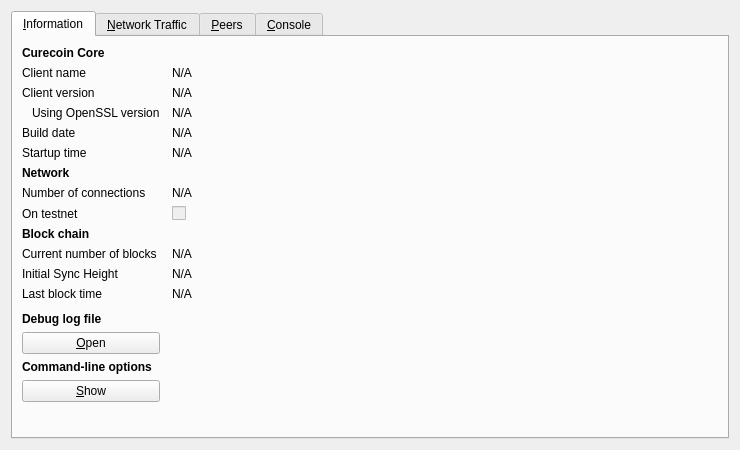
This is src/qt/forms/rpcconsole.ui in cygnusxi/CurecoinSource as Qt 5 draws it before an edit. The edited form follows.
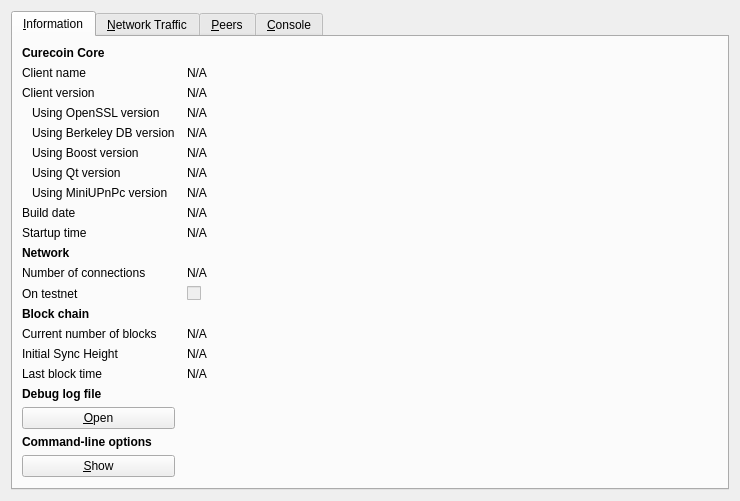
This is the edited form. Icons and pictures are not drawn.

Commit message: updating libs, added lib version display

```diff
--- a/src/qt/forms/rpcconsole.ui
+++ b/src/qt/forms/rpcconsole.ui
@@ -113,13 +113,117 @@
         </widget>
        </item>
        <item row="4" column="0">
+        <widget class="QLabel" name="label_berkeleyDB">
+         <property name="text">
+          <string>Using Berkeley DB version</string>
+         </property>
+         <property name="indent">
+          <number>10</number>
+         </property>
+        </widget>
+       </item>
+       <item row="4" column="1">
+        <widget class="QLabel" name="berkeleyDBVersion">
+         <property name="cursor">
+          <cursorShape>IBeamCursor</cursorShape>
+         </property>
+         <property name="text">
+          <string>N/A</string>
+         </property>
+         <property name="textFormat">
+          <enum>Qt::PlainText</enum>
+         </property>
+         <property name="textInteractionFlags">
+          <set>Qt::LinksAccessibleByMouse|Qt::TextSelectableByKeyboard|Qt::TextSelectableByMouse</set>
+         </property>
+        </widget>
+       </item>
+       <item row="5" column="0">
+        <widget class="QLabel" name="label_boost">
+         <property name="text">
+          <string>Using Boost version</string>
+         </property>
+         <property name="indent">
+          <number>10</number>
+         </property>
+        </widget>
+       </item>
+       <item row="5" column="1">
+        <widget class="QLabel" name="boostVersion">
+         <property name="cursor">
+          <cursorShape>IBeamCursor</cursorShape>
+         </property>
+         <property name="text">
+          <string>N/A</string>
+         </property>
+         <property name="textFormat">
+          <enum>Qt::PlainText</enum>
+         </property>
+         <property name="textInteractionFlags">
+          <set>Qt::LinksAccessibleByMouse|Qt::TextSelectableByKeyboard|Qt::TextSelectableByMouse</set>
+         </property>
+        </widget>
+       </item>
+       <item row="6" column="0">
+        <widget class="QLabel" name="label_qt">
+         <property name="text">
+          <string>Using Qt version</string>
+         </property>
+         <property name="indent">
+          <number>10</number>
+         </property>
+        </widget>
+       </item>
+       <item row="6" column="1">
+        <widget class="QLabel" name="qtVersion">
+         <property name="cursor">
+          <cursorShape>IBeamCursor</cursorShape>
+         </property>
+         <property name="text">
+          <string>N/A</string>
+         </property>
+         <property name="textFormat">
+          <enum>Qt::PlainText</enum>
+         </property>
+         <property name="textInteractionFlags">
+          <set>Qt::LinksAccessibleByMouse|Qt::TextSelectableByKeyboard|Qt::TextSelectableByMouse</set>
+         </property>
+        </widget>
+       </item>
+       <item row="7" column="0">
+        <widget class="QLabel" name="label_upnp">
+         <property name="text">
+          <string>Using MiniUPnPc version</string>
+         </property>
+         <property name="indent">
+          <number>10</number>
+         </property>
+        </widget>
+       </item>
+       <item row="7" column="1">
+        <widget class="QLabel" name="upnpVersion">
+         <property name="cursor">
+          <cursorShape>IBeamCursor</cursorShape>
+         </property>
+         <property name="text">
+          <string>N/A</string>
+         </property>
+         <property name="textFormat">
+          <enum>Qt::PlainText</enum>
+         </property>
+         <property name="textInteractionFlags">
+          <set>Qt::LinksAccessibleByMouse|Qt::TextSelectableByKeyboard|Qt::TextSelectableByMouse</set>
+         </property>
+        </widget>
+       </item>
+       <item row="8" column="0">
         <widget class="QLabel" name="label_12">
          <property name="text">
           <string>Build date</string>
          </property>
         </widget>
        </item>
-       <item row="4" column="1">
+       <item row="8" column="1">
         <widget class="QLabel" name="buildDate">
          <property name="cursor">
           <cursorShape>IBeamCursor</cursorShape>
@@ -135,14 +239,14 @@
          </property>
         </widget>
        </item>
-       <item row="5" column="0">
+       <item row="9" column="0">
         <widget class="QLabel" name="label_13">
          <property name="text">
           <string>Startup time</string>
          </property>
         </widget>
        </item>
-       <item row="5" column="1">
+       <item row="9" column="1">
         <widget class="QLabel" name="startupTime">
          <property name="cursor">
           <cursorShape>IBeamCursor</cursorShape>
@@ -158,7 +262,7 @@
          </property>
         </widget>
        </item>
-       <item row="6" column="0">
+       <item row="10" column="0">
         <widget class="QLabel" name="label_11">
          <property name="font">
           <font>
@@ -171,14 +275,14 @@
          </property>
         </widget>
        </item>
-       <item row="7" column="0">
+       <item row="11" column="0">
         <widget class="QLabel" name="label_7">
          <property name="text">
           <string>Number of connections</string>
          </property>
         </widget>
        </item>
-       <item row="7" column="1">
+       <item row="11" column="1">
         <widget class="QLabel" name="numberOfConnections">
          <property name="cursor">
           <cursorShape>IBeamCursor</cursorShape>
@@ -194,14 +298,14 @@
          </property>
         </widget>
        </item>
-       <item row="8" column="0">
+       <item row="12" column="0">
         <widget class="QLabel" name="label_8">
          <property name="text">
           <string>On testnet</string>
          </property>
         </widget>
        </item>
-       <item row="8" column="1">
+       <item row="12" column="1">
         <widget class="QCheckBox" name="isTestNet">
          <property name="enabled">
           <bool>false</bool>
@@ -211,7 +315,7 @@
          </property>
         </widget>
        </item>
-       <item row="9" column="0">
+       <item row="13" column="0">
         <widget class="QLabel" name="label_10">
          <property name="font">
           <font>
@@ -224,14 +328,14 @@
          </property>
         </widget>
        </item>
-       <item row="10" column="0">
+       <item row="14" column="0">
         <widget class="QLabel" name="label_3">
          <property name="text">
           <string>Current number of blocks</string>
          </property>
         </widget>
        </item>
-       <item row="10" column="1">
+       <item row="14" column="1">
         <widget class="QLabel" name="numberOfBlocks">
          <property name="cursor">
           <cursorShape>IBeamCursor</cursorShape>
@@ -247,14 +351,14 @@
          </property>
         </widget>
        </item>
-       <item row="11" column="0">
+       <item row="15" column="0">
         <widget class="QLabel" name="label_4">
          <property name="text">
           <string>Initial Sync Height</string>
          </property>
         </widget>
        </item>
-       <item row="11" column="1">
+       <item row="15" column="1">
         <widget class="QLabel" name="totalBlocks">
          <property name="cursor">
           <cursorShape>IBeamCursor</cursorShape>
@@ -270,14 +374,14 @@
          </property>
         </widget>
        </item>
-       <item row="12" column="0">
+       <item row="16" column="0">
         <widget class="QLabel" name="label_2">
          <property name="text">
           <string>Last block time</string>
          </property>
         </widget>
        </item>
-       <item row="12" column="1">
+       <item row="16" column="1">
         <widget class="QLabel" name="lastBlockTime">
          <property name="cursor">
           <cursorShape>IBeamCursor</cursorShape>
@@ -293,7 +397,7 @@
          </property>
         </widget>
        </item>
-       <item row="13" column="0">
+       <item row="17" column="0">
         <spacer name="verticalSpacer_2">
          <property name="orientation">
           <enum>Qt::Vertical</enum>
@@ -306,7 +410,7 @@
          </property>
         </spacer>
        </item>
-       <item row="14" column="0">
+       <item row="18" column="0">
         <widget class="QLabel" name="labelDebugLogfile">
          <property name="font">
           <font>
@@ -319,7 +423,7 @@
          </property>
         </widget>
        </item>
-       <item row="15" column="0">
+       <item row="19" column="0">
         <widget class="QPushButton" name="openDebugLogfileButton">
          <property name="toolTip">
           <string>Open the curecoin debug log file from the current data directory. This can take a few seconds for large log files.</string>
@@ -332,7 +436,7 @@
          </property>
         </widget>
        </item>
-       <item row="16" column="0">
+       <item row="20" column="0">
         <widget class="QLabel" name="labelCLOptions">
          <property name="font">
           <font>
@@ -345,7 +449,7 @@
          </property>
         </widget>
        </item>
-       <item row="17" column="0">
+       <item row="21" column="0">
         <widget class="QPushButton" name="showCLOptionsButton">
          <property name="toolTip">
           <string>Show the curecoin-Qt help message to get a list with possible curecoin command-line options.</string>
@@ -358,7 +462,7 @@
          </property>
         </widget>
        </item>
-       <item row="18" column="0">
+       <item row="22" column="0">
         <spacer name="verticalSpacer">
          <property name="orientation">
           <enum>Qt::Vertical</enum>
```
The commit also changes 7 other files.
